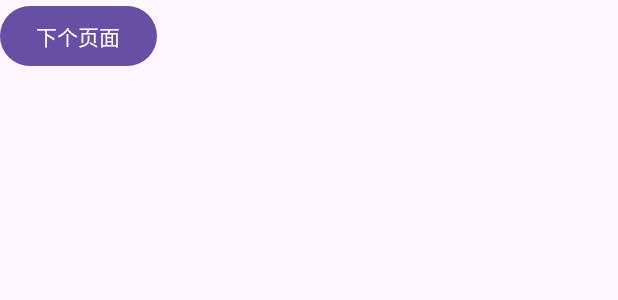
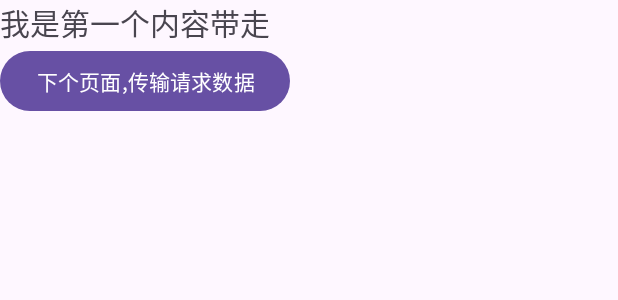
Before and after one commit to zhaodafei/temp_and, an Android app: the layout activity_fei02.xml on its own in the app's theme, with its tools: preview values and no code run, on a phone screen of 412 x 824 dp. Shown: the top 300 px of the screen. Run offline under Robolectric (Android 15) with nearby library versions, the light colour scheme and no system bars.

Commit message:
传递数据

```diff
--- a/app/src/main/java/com/fei/myfei/FooActivity.java
+++ b/app/src/main/java/com/fei/myfei/FooActivity.java
@@ -69,9 +69,9 @@ public class FooActivity extends AppCompatActivity  {
         fooText02.setLayoutParams(params); // 设置布局参数
 
         // // 05)接受其他页面跳转过来的参数
-        // Bundle extras = getIntent().getExtras();
-        // Object params1 = extras.getString("params_fei1");
-        // Object params2 = extras.getString("params_fei2");
+        // Bundle bundle = getIntent().getExtras();
+        // Object params1 = bundle.getString("params_fei1");
+        // Object params2 = bundle.getString("params_fei2");
         // TextView fooText03 = findViewById(R.id.foo_text03);
         // String allParams = String.format("参数1为%s: ", params1);
         // // fooText03.setText("ssssssssss");
--- a/app/src/main/res/layout/activity_fei02.xml
+++ b/app/src/main/res/layout/activity_fei02.xml
@@ -4,12 +4,28 @@
     xmlns:tools="http://schemas.android.com/tools"
     android:layout_width="match_parent"
     android:layout_height="match_parent"
-    tools:context=".Fei02Activity">
+    tools:context=".Fei02Activity"
+    android:orientation="vertical">
+
+    <TextView
+        android:id="@+id/fei02_text1"
+        android:layout_width="wrap_content"
+        android:layout_height="wrap_content"
+        android:text="我是第一个内容带走"
+        android:textSize="20sp" />
 
     <Button
         android:id="@+id/fei02_btn1"
         android:layout_width="wrap_content"
         android:layout_height="wrap_content"
-        android:text="下个页面"/>
+        android:gravity="center"
+        android:text="下个页面,传输请求数据"/>
+
+    <!--  接受到的数据 -->
+    <TextView
+        android:id="@+id/fei02_text2_response"
+        android:layout_width="wrap_content"
+        android:layout_height="wrap_content"
+        android:textSize="20sp" />
 
 </LinearLayout>
```
Also changed, not shown: app/src/main/java/com/fei/myfei/Fei021Activity.java (+24 -0 lines), app/src/main/java/com/fei/myfei/Fei02Activity.java (+64 -3 lines), app/src/main/res/layout/activity_fei021.xml (+11 -3 lines).
